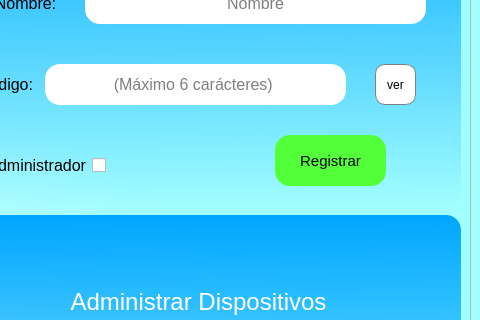
Qt form interfaces/SITHome_LoginAdmin.ui (Geo18G/SITHome) before a commit; both pictures show x 635 to 1115 and y 146 to 466 of the 1115 by 715 pixel window.
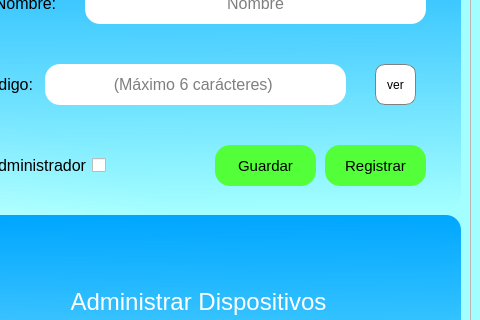
The same form after that commit.

Commit message: ya quedo el login

```diff
--- a/interfaces/SITHome_LoginAdmin.ui
+++ b/interfaces/SITHome_LoginAdmin.ui
@@ -386,12 +386,15 @@
              </property>
             </widget>
             <widget class="QPushButton" name="registerButton">
+             <property name="enabled">
+              <bool>true</bool>
+             </property>
              <property name="geometry">
               <rect>
-               <x>330</x>
-               <y>10</y>
-               <width>111</width>
-               <height>51</height>
+               <x>380</x>
+               <y>20</y>
+               <width>101</width>
+               <height>41</height>
               </rect>
              </property>
              <property name="cursor">
@@ -407,6 +410,40 @@
               <string>Registrar</string>
              </property>
             </widget>
+            <widget class="QPushButton" name="btnGuardar">
+             <property name="enabled">
+              <bool>true</bool>
+             </property>
+             <property name="geometry">
+              <rect>
+               <x>270</x>
+               <y>20</y>
+               <width>101</width>
+               <height>41</height>
+              </rect>
+             </property>
+             <property name="font">
+              <font>
+               <pointsize>11</pointsize>
+               <weight>50</weight>
+               <italic>false</italic>
+               <bold>false</bold>
+               <kerning>true</kerning>
+              </font>
+             </property>
+             <property name="cursor">
+              <cursorShape>PointingHandCursor</cursorShape>
+             </property>
+             <property name="styleSheet">
+              <string notr="true">background-color: rgb(82, 255, 56);
+border-radius: 15px;
+border : none;
+font: 11pt;</string>
+             </property>
+             <property name="text">
+              <string>Guardar</string>
+             </property>
+            </widget>
            </widget>
           </item>
          </layout>
```
Left out of the diff: 22 changed lines with no effect on the pictures. The commit also changes 14 other files.
